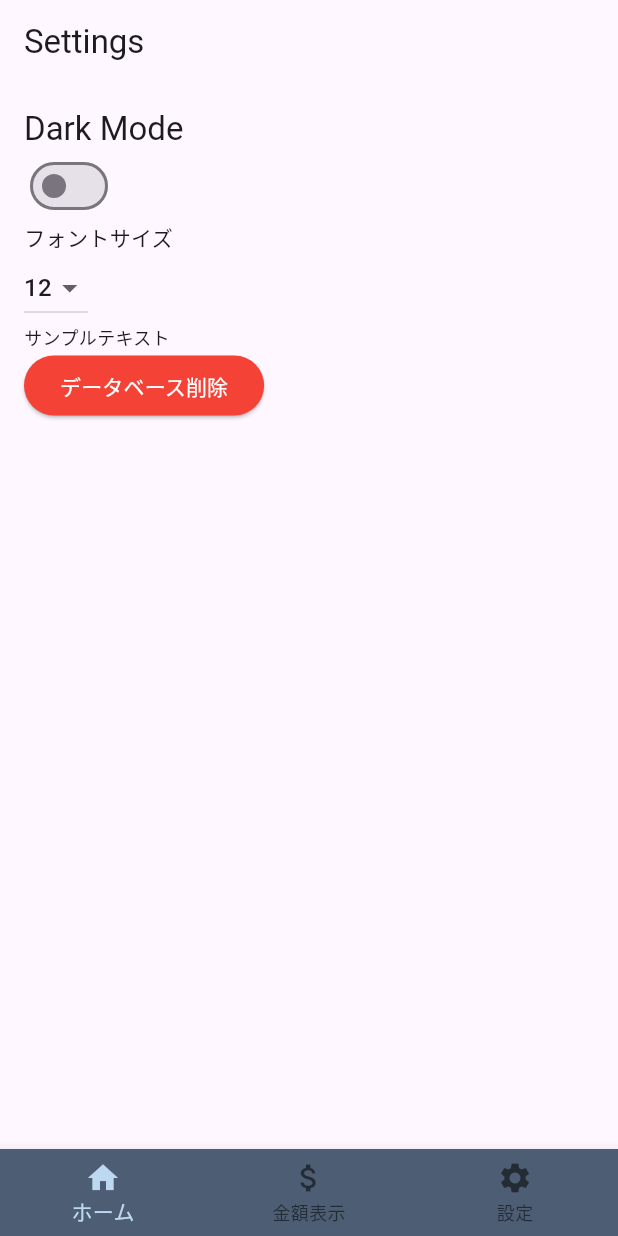
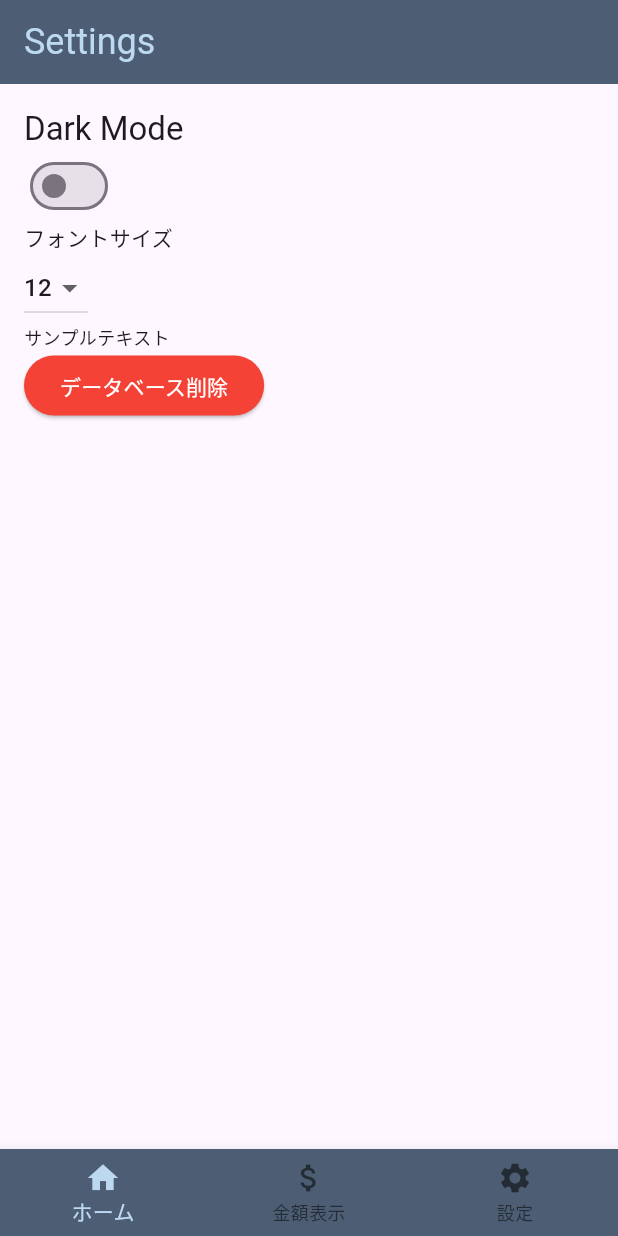
Before and after one commit to tomatoboy-hub/StackTaculer, a Flutter app: the screen it shows after launch, item 3 of the bottom bar chosen, on a phone screen of 412 x 824 dp. Run offline on Flutter 3.47's test engine with Material 3 defaults, Android fonts, the phone set to English and light mode, and no system bars; our stand-ins replace fl_chart, flutter_local_notifications, sensors, sqflite; missing offline and left inert: android_alarm_manager_plus, barcode_scan2, flutter_cube; accounts and stored records are empty.

Commit message:
ちょい変更

```diff
--- a/lib/main.dart
+++ b/lib/main.dart
@@ -1,4 +1,5 @@
 import 'package:flutter/material.dart';
+import 'package:stacktaculer/main1%20(2).dart';
 import 'screens/home_screen.dart';
 import 'package:flutter_local_notifications/flutter_local_notifications.dart';
 import 'package:android_alarm_manager_plus/android_alarm_manager_plus.dart';
--- a/lib/screens/setting.dart
+++ b/lib/screens/setting.dart
@@ -22,7 +22,17 @@ class MeApp extends StatelessWidget {
   Widget build(BuildContext context) {
     return MaterialApp(
       title: 'Settings',
-      theme: ThemeData.light(),
+      theme: ThemeData(
+        primarySwatch: Colors.blue,
+        appBarTheme: AppBarTheme(
+            iconTheme: IconThemeData(color: Color(0xFFf2f2f2)),
+            color: Color(0xFF4d5d73),
+            titleTextStyle: TextStyle(
+                color: Color(0xFFbdd9f2),
+                fontSize: 24
+            )
+        ),
+      ),
       darkTheme: ThemeData.dark(),
       home: SettingsScreen(),
     );
@@ -55,6 +65,10 @@ class _SettingsScreenState extends State<SettingsScreen> {
       default:
         return 12.0; // デフォルトのフォントサイズ
     }
+  }
+  void setFontSize() {
+    double fontSize = getFontSize(selectedOption);
+    MeApp.setFontSize(fontSize);
   }
   @override
   Widget build(BuildContext context) {
```
